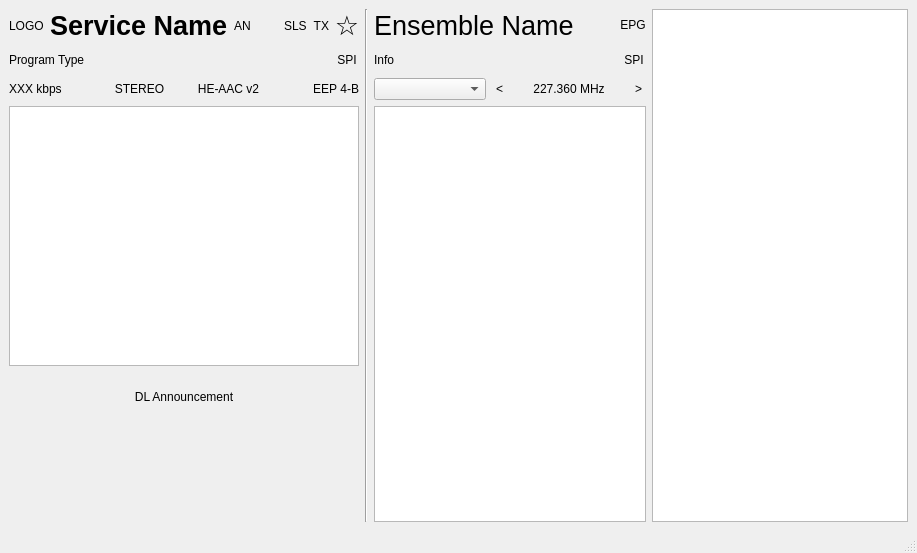
Old version of the form gui/mainwindow.ui in the repository KejPi/AbracaDABra.
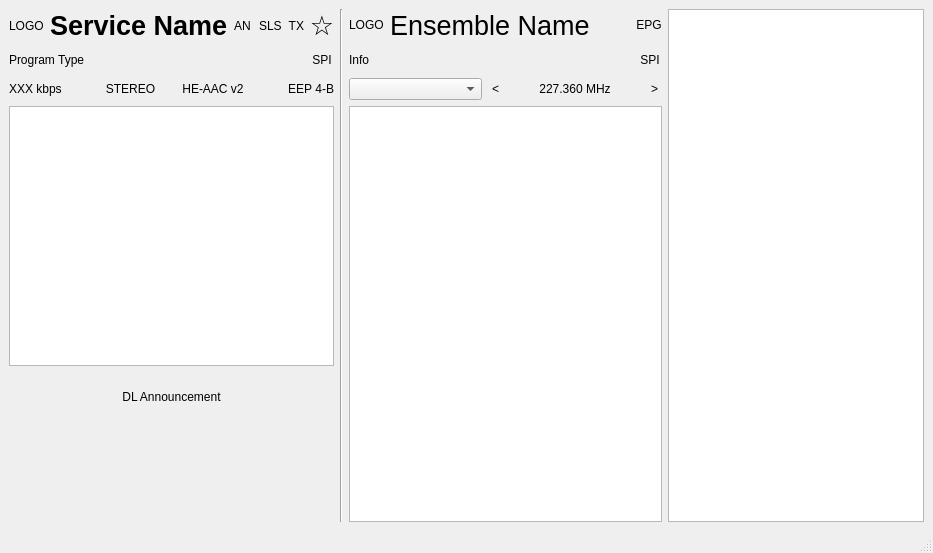
New version of the form. Custom widgets are drawn as their Qt base class.

Commit message: feat: Ensemble logo displayed in main windows besides the ensemble name (Discussion #168)

```diff
--- a/gui/mainwindow.ui
+++ b/gui/mainwindow.ui
@@ -6,7 +6,7 @@
    <rect>
     <x>0</x>
     <y>0</y>
-    <width>917</width>
+    <width>933</width>
     <height>553</height>
    </rect>
   </property>
@@ -200,6 +200,16 @@
      <layout class="QVBoxLayout" name="verticalLayout_8">
       <item>
        <layout class="QHBoxLayout" name="ensembleNameLayout">
+        <item>
+         <widget class="QLabel" name="ensembleLogoLabel">
+          <property name="text">
+           <string notr="true">LOGO</string>
+          </property>
+          <property name="alignment">
+           <set>Qt::AlignmentFlag::AlignLeading|Qt::AlignmentFlag::AlignLeft|Qt::AlignmentFlag::AlignVCenter</set>
+          </property>
+         </widget>
+        </item>
         <item>
          <widget class="QLabel" name="ensembleLabel">
           <property name="sizePolicy">
```
Left out of the diff: 2 changed lines with no effect on the pictures. The commit also changes 3 other files.
